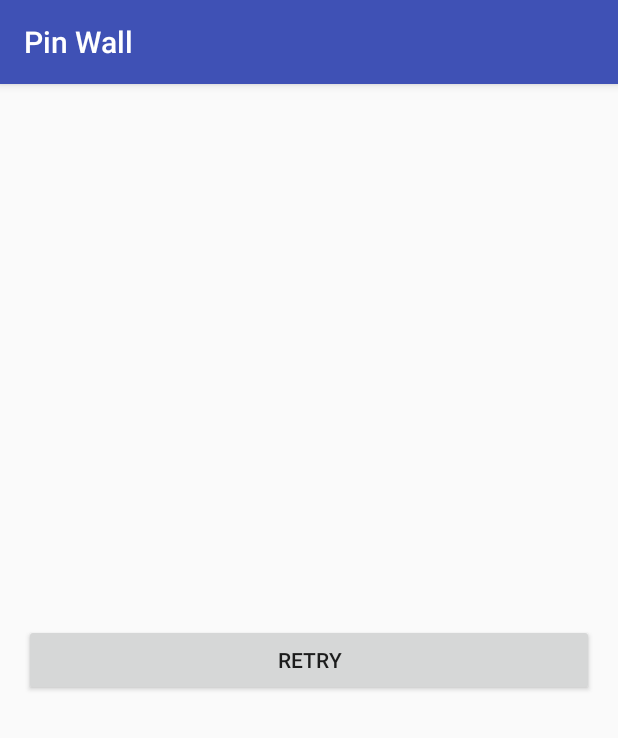
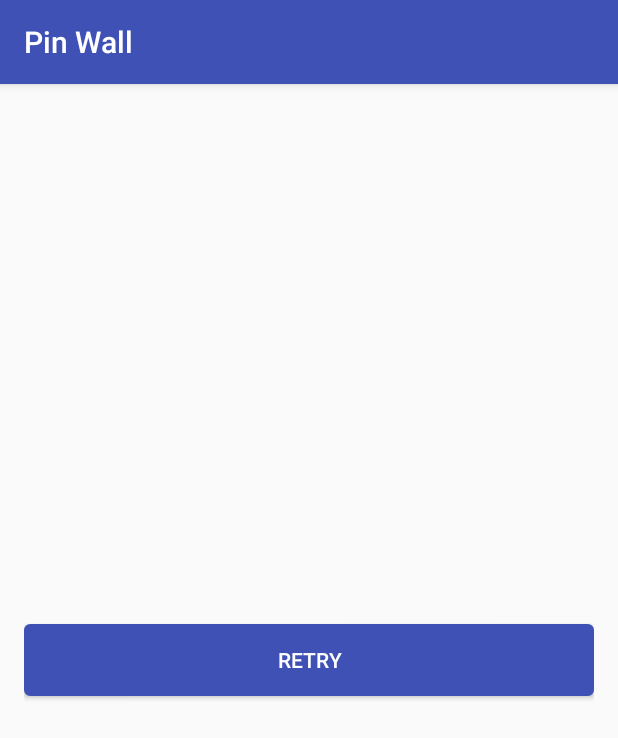
Before and after one commit to blaZ3/Pin-Wall, an Android app: the screen it shows after launch (MainActivity), on a phone screen of 412 x 824 dp. Shown: the top 738 px of the screen. Run offline under Robolectric (Android 15) with nearby library versions, the phone set to English and light mode, and no system bars; our stand-ins replace data binding.

Commit message:
minor ui changes

```diff
--- /dev/null
+++ b/app/src/main/res/drawable/custom_btn_background.xml
@@ -0,0 +1,24 @@
+<?xml version="1.0" encoding="utf-8"?>
+<selector xmlns:android="http://schemas.android.com/apk/res/android" >
+    <item android:state_pressed="true" >
+        <shape android:shape="rectangle"  >
+            <corners android:radius="3dp" />
+            <stroke android:width="1dip" android:color="@color/btn_background" />
+            <solid  android:color="@color/btn_background_alpha"/>
+             </shape>
+    </item>
+    <item android:state_focused="true">
+        <shape android:shape="rectangle"  >
+            <corners android:radius="3dp" />
+            <stroke android:width="1dip" android:color="@color/btn_background" />
+            <solid  android:color="@color/btn_background_alpha"/>
+        </shape>
+    </item>
+    <item >
+        <shape android:shape="rectangle"  >
+            <corners android:radius="3dp" />
+            <stroke android:width="1dip" android:color="@color/btn_background" />
+            <solid  android:color="@color/btn_background_alpha"/>
+        </shape>
+    </item>
+</selector>
--- a/app/src/main/res/layout/activity_main.xml
+++ b/app/src/main/res/layout/activity_main.xml
@@ -45,6 +45,8 @@
                 android:id="@+id/btn_retry"
                 android:layout_width="match_parent"
                 android:layout_height="wrap_content"
+                android:background="@drawable/custom_btn_background"
+                android:textColor="@color/white"
                 android:text="Retry"/>
 
         </LinearLayout>
```
Also changed, not shown: app/src/main/res/drawable/custom_btn_background_non_rounded.xml (added, +24 -0 lines).
